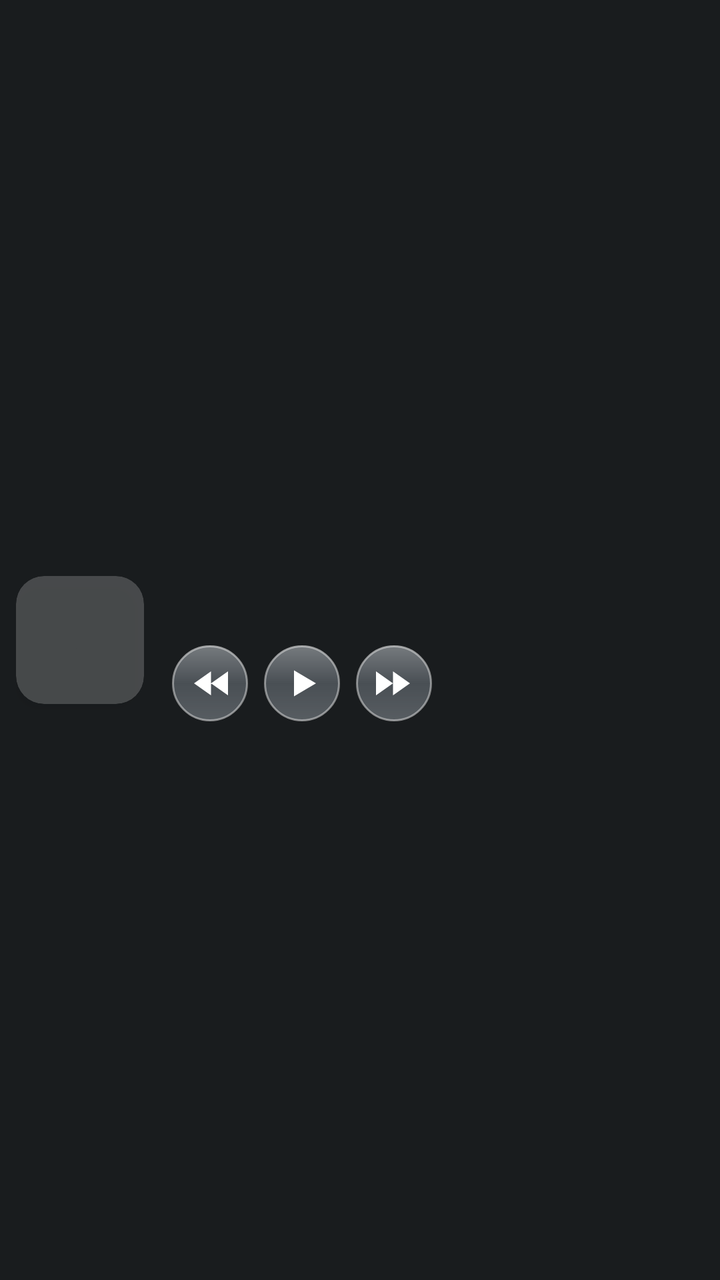
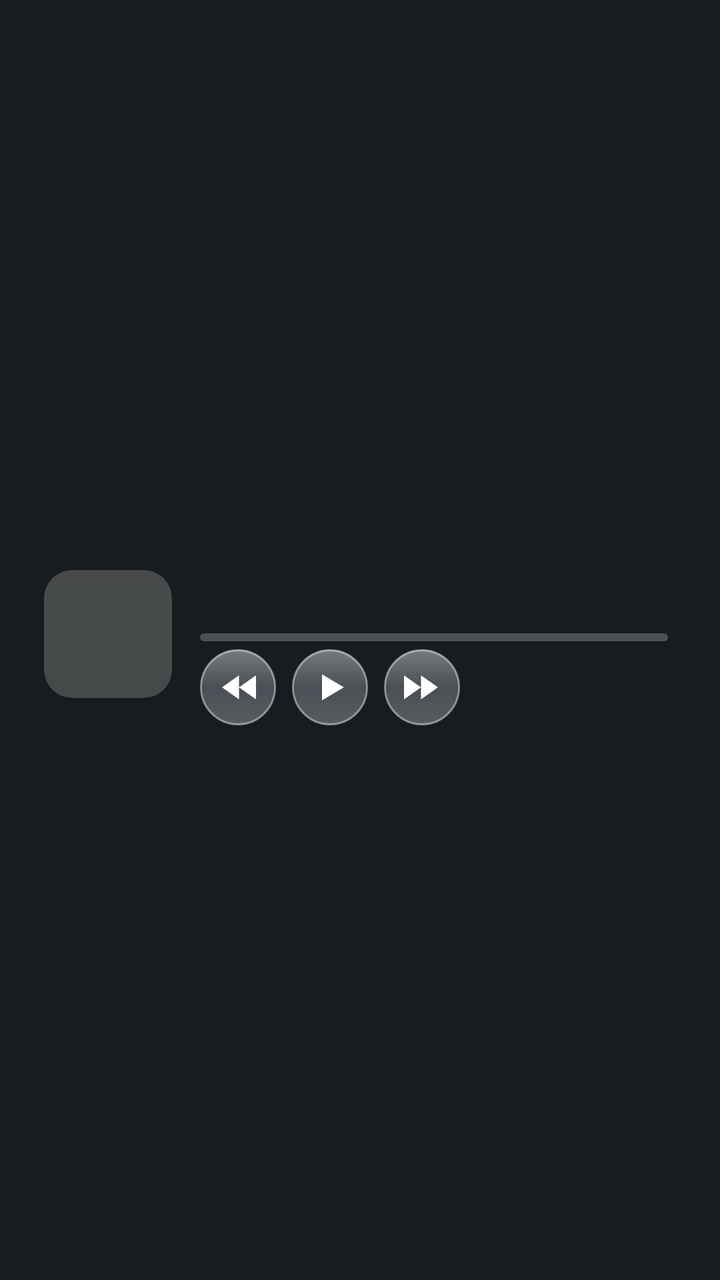

Before-and-after screenshots of an Android layout around one commit, followed by the original layout XML and the change that was made.
<!-- AndroidManifest.xml: application theme android:Theme.DeviceDefault.NoActionBar -->
<!-- res/layout/widget_music.xml -->
<?xml version="1.0" encoding="utf-8"?>
<FrameLayout xmlns:android="http://schemas.android.com/apk/res/android"
    android:id="@+id/w_root"
    android:layout_width="match_parent"
    android:layout_height="match_parent"
    android:padding="8dp">

    <LinearLayout
        android:layout_width="match_parent"
        android:layout_height="match_parent"
        android:gravity="center_vertical"
        android:orientation="horizontal">

        <ImageView
            android:id="@+id/w_art"
            android:layout_width="64dp"
            android:layout_height="64dp"
            android:background="@drawable/widget_art_bg"
            android:elevation="6dp"
            android:clipToOutline="true"
            android:scaleType="centerCrop" />

        <LinearLayout
            android:layout_width="0dp"
            android:layout_height="wrap_content"
            android:layout_weight="1"
            android:orientation="vertical"
            android:paddingStart="14dp">

            <TextView
                android:id="@+id/w_title"
                android:layout_width="match_parent"
                android:layout_height="wrap_content"
                android:ellipsize="end"
                android:fontFamily="sans-serif"
                android:textFontWeight="700"
                android:maxLines="1"
                android:shadowColor="#88000000"
                android:shadowDy="1.5"
                android:shadowRadius="6"
                android:textColor="#FFFFFFFF"
                android:textSize="16sp" />

            <TextView
                android:id="@+id/w_artist"
                android:layout_width="match_parent"
                android:layout_height="wrap_content"
                android:ellipsize="end"
                android:maxLines="1"
                android:shadowColor="#88000000"
                android:shadowDy="1.5"
                android:shadowRadius="6"
                android:textColor="#E6FFFFFF"
                android:textSize="13sp" />

            <LinearLayout
                android:layout_width="wrap_content"
                android:layout_height="wrap_content"
                android:layout_marginTop="4dp"
                android:orientation="horizontal">

                <ImageButton
                    android:id="@+id/w_prev"
                    android:layout_width="38dp"
                    android:layout_height="38dp"
                    android:layout_marginEnd="8dp"
                    android:background="@drawable/widget_btn_glass"
                    android:scaleType="center"
                    android:src="@drawable/ic_w_prev"
                    android:tint="#FFFFFFFF" />

                <ImageButton
                    android:id="@+id/w_play"
                    android:layout_width="38dp"
                    android:layout_height="38dp"
                    android:layout_marginEnd="8dp"
                    android:background="@drawable/widget_btn_glass"
                    android:scaleType="center"
                    android:src="@drawable/ic_w_play"
                    android:tint="#FFFFFFFF" />

                <ImageButton
                    android:id="@+id/w_next"
                    android:layout_width="38dp"
                    android:layout_height="38dp"
                    android:layout_marginEnd="8dp"
                    android:background="@drawable/widget_btn_glass"
                    android:scaleType="center"
                    android:src="@drawable/ic_w_next"
                    android:tint="#FFFFFFFF" />
            </LinearLayout>
        </LinearLayout>
    </LinearLayout>
</FrameLayout>
<!-- resources referenced by this layout -->
<resources>
  <!-- drawable ic_w_next (drawable) -->
  <?xml version="1.0" encoding="utf-8"?>
  <vector xmlns:android="http://schemas.android.com/apk/res/android"
      android:width="24dp" android:height="24dp" android:viewportWidth="24" android:viewportHeight="24">
      <path android:fillColor="#FFFFFFFF" android:pathData="M3,6 L11.5,12 L3,18 Z M11.5,6 L20,12 L11.5,18 Z" />
  </vector>
  <!-- drawable ic_w_play (drawable) -->
  <?xml version="1.0" encoding="utf-8"?>
  <vector xmlns:android="http://schemas.android.com/apk/res/android"
      android:width="24dp" android:height="24dp" android:viewportWidth="24" android:viewportHeight="24">
      <path android:fillColor="#FFFFFFFF" android:pathData="M8,5.5 L19,12 L8,18.5 Z" />
  </vector>
  <!-- drawable ic_w_prev (drawable) -->
  <?xml version="1.0" encoding="utf-8"?>
  <vector xmlns:android="http://schemas.android.com/apk/res/android"
      android:width="24dp" android:height="24dp" android:viewportWidth="24" android:viewportHeight="24">
      <path android:fillColor="#FFFFFFFF" android:pathData="M21,6 L12.5,12 L21,18 Z M12.5,6 L4,12 L12.5,18 Z" />
  </vector>
  <!-- drawable widget_art_bg (drawable) -->
  <?xml version="1.0" encoding="utf-8"?>
  <shape xmlns:android="http://schemas.android.com/apk/res/android" android:shape="rectangle">
      <solid android:color="#33FFFFFF" />
      <corners android:radius="14dp" />
  </shape>
  <!-- drawable widget_btn_glass (drawable) -->
  <?xml version="1.0" encoding="utf-8"?>
  <layer-list xmlns:android="http://schemas.android.com/apk/res/android">
      <item>
          <shape android:shape="oval">
              <solid android:color="@color/glass_clear_fill" />
              <stroke android:width="1dp" android:color="#70FFFFFF" />
          </shape>
      </item>
      <item>
          <shape android:shape="oval">
              <gradient android:angle="270" android:startColor="#40FFFFFF" android:centerColor="#00FFFFFF" android:endColor="#14FFFFFF" />
          </shape>
      </item>
  </layer-list>
</resources>

<!-- the commit's change to res/layout/widget_music.xml (unified diff, before → after) -->
@@ -2,14 +2,23 @@
 <FrameLayout xmlns:android="http://schemas.android.com/apk/res/android"
     android:id="@+id/w_root"
     android:layout_width="match_parent"
-    android:layout_height="match_parent"
-    android:padding="8dp">
+    android:layout_height="match_parent">
+
+    <ImageView
+        android:id="@+id/w_bg"
+        android:layout_width="match_parent"
+        android:layout_height="match_parent"
+        android:scaleType="fitXY" />
 
     <LinearLayout
         android:layout_width="match_parent"
         android:layout_height="match_parent"
         android:gravity="center_vertical"
-        android:orientation="horizontal">
+        android:orientation="horizontal"
+        android:paddingStart="22dp"
+        android:paddingTop="14dp"
+        android:paddingEnd="22dp"
+        android:paddingBottom="20dp">
 
         <ImageView
             android:id="@+id/w_art"
@@ -35,9 +44,6 @@
                 android:fontFamily="sans-serif"
                 android:textFontWeight="700"
                 android:maxLines="1"
-                android:shadowColor="#88000000"
-                android:shadowDy="1.5"
-                android:shadowRadius="6"
                 android:textColor="#FFFFFFFF"
                 android:textSize="16sp" />
 
@@ -47,11 +53,18 @@
                 android:layout_height="wrap_content"
                 android:ellipsize="end"
                 android:maxLines="1"
-                android:shadowColor="#88000000"
-                android:shadowDy="1.5"
-                android:shadowRadius="6"
                 android:textColor="#E6FFFFFF"
                 android:textSize="13sp" />
+
+            <ProgressBar
+                android:id="@+id/w_prog"
+                style="@android:style/Widget.Material.ProgressBar.Horizontal"
+                android:layout_width="match_parent"
+                android:layout_height="4dp"
+                android:layout_marginTop="6dp"
+                android:layout_marginEnd="4dp"
+                android:max="1000"
+                android:progress="0" />
 
             <LinearLayout
                 android:layout_width="wrap_content"
